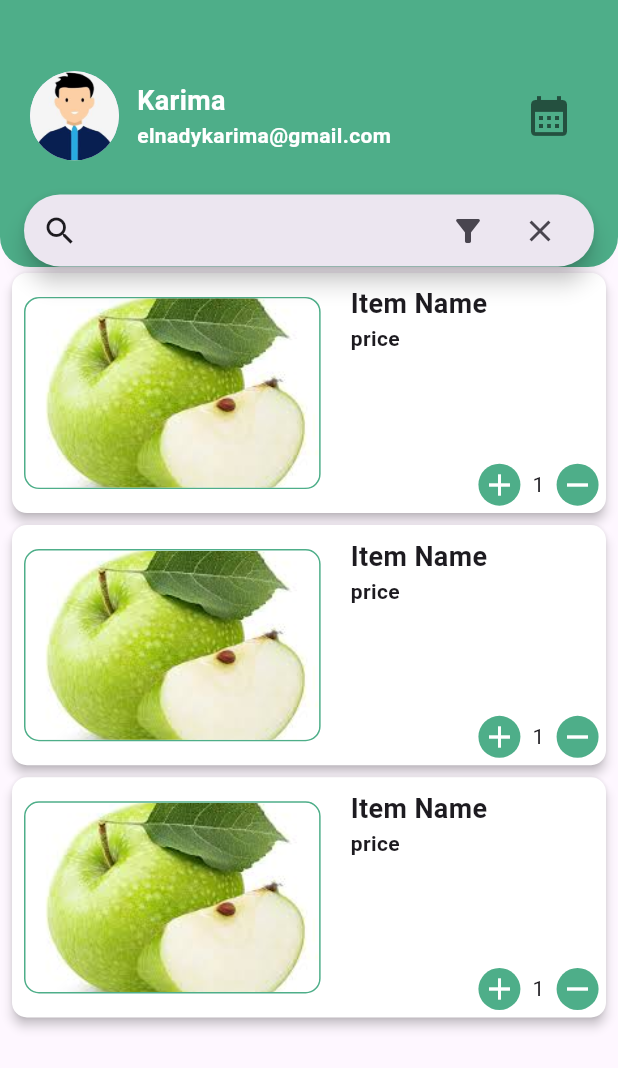
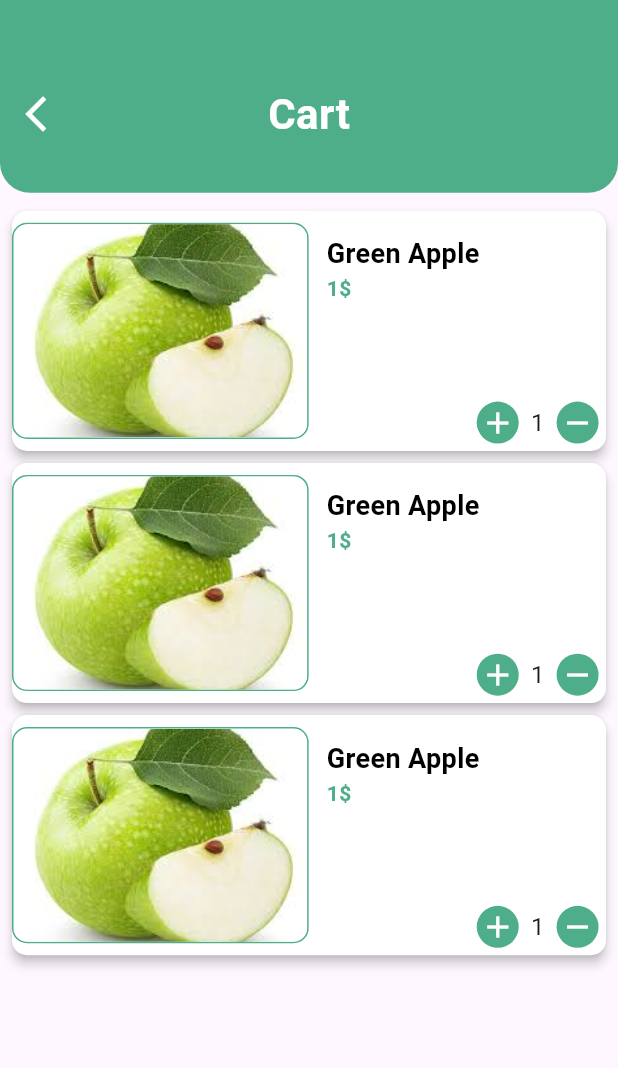
Before and after one commit to KarimaMahmoud626/Meal-Planning-App, a Flutter app: the CartView screen opened directly, on a phone screen of 412 x 824 dp. Shown: the top 1068 px of the screen. Run offline on Flutter 3.47's test engine with Material 3 defaults, Android fonts, the phone set to English and light mode, and no system bars; our stand-ins replace cloud_firestore, dartz, dots_indicator, firebase_auth, firebase_core, flutter_bloc and 5 more; missing offline and left inert: dart:ffi, flutter_facebook_auth, font_awesome_icon_class; accounts and stored records are empty.

Commit message:
refactor some widgets

```diff
--- /dev/null
+++ b/lib/core/widgets/custom_app_bar.dart
@@ -0,0 +1,106 @@
+import 'package:flutter/material.dart';
+import 'package:meal_planning_app/core/constants.dart';
+import 'package:meal_planning_app/core/utils/size_config.dart';
+import 'package:meal_planning_app/core/widgets/space_widget.dart';
+import 'package:meal_planning_app/core/widgets/custom_search_bar.dart';
+import 'package:meal_planning_app/core/widgets/user_profile.dart';
+
+class CustomAppBar extends StatelessWidget implements PreferredSizeWidget {
+  const CustomAppBar({super.key});
+
+  @override
+  Widget build(BuildContext context) {
+    return Container(
+      decoration: BoxDecoration(
+        color: kMainColor,
+        borderRadius: BorderRadius.only(
+          bottomLeft: Radius.circular(20),
+          bottomRight: Radius.circular(20),
+        ),
+      ),
+      child: Padding(
+        padding: const EdgeInsets.all(8.0),
+        child: Column(
+          crossAxisAlignment: CrossAxisAlignment.start,
+          children: [
+            VerticalSpace(4),
+            Row(
+              children: [
+                UserProfile(),
+                HorizontalSpace(7),
+                IconButton(
+                  onPressed: () {},
+                  icon: Icon(
+                    Icons.calendar_month,
+                    size: 32,
+                    color: Colors.black54,
+                  ),
+                ),
+              ],
+            ),
+            VerticalSpace(1.5),
+            CustomSearchBar(),
+          ],
+        ),
+      ),
+    );
+  }
+
+  @override
+  Size get preferredSize => Size.fromHeight(SizeConfig.defaultSize! * 18);
+}
+
+class SimpleAppBar extends StatelessWidget implements PreferredSizeWidget {
+  const SimpleAppBar({super.key, required this.pageName});
+
+  final String pageName;
+
+  @override
+  Widget build(BuildContext context) {
+    return SizedBox(
+      height: SizeConfig.defaultSize! * 13,
+      child: Container(
+        decoration: BoxDecoration(
+          color: kMainColor,
+          borderRadius: BorderRadius.only(
+            bottomLeft: Radius.circular(20),
+            bottomRight: Radius.circular(20),
+          ),
+        ),
+        child: Padding(
+          padding: const EdgeInsets.only(top: 24.0),
+          child: Row(
+            children: [
+              IconButton(
+                onPressed: () {},
+                icon: Icon(
+                  Icons.arrow_back_ios_new,
+                  size: 28,
+                  color: Colors.white,
+                ),
+              ),
+              Expanded(
+                child: Center(
+                  child: Text(
+                    pageName,
+                    style: const TextStyle(
+                      fontSize: 28,
+                      color: Colors.white,
+                      fontWeight: FontWeight.bold,
+                    ),
+                    overflow: TextOverflow.ellipsis,
+                    maxLines: 1,
+                  ),
+                ),
+              ),
+              const SizedBox(width: 48),
+            ],
+          ),
+        ),
+      ),
+    );
+  }
+
+  @override
+  Size get preferredSize => Size.fromHeight(SizeConfig.defaultSize! * 16);
+}
--- /dev/null
+++ b/lib/core/widgets/int_counter.dart
@@ -0,0 +1,27 @@
+import 'package:flutter/material.dart';
+import 'package:meal_planning_app/core/constants.dart';
+import 'package:meal_planning_app/core/widgets/custom_icon_button.dart';
+
+class IntCounter extends StatelessWidget {
+  const IntCounter({super.key});
+
+  @override
+  Widget build(BuildContext context) {
+    return Row(
+      spacing: 8,
+      children: [
+        CustomIconButton(
+          icon: Icons.add,
+          iconColor: Color(0xFFFFFFFF),
+          buttonColor: kMainColor,
+        ),
+        Text('1', style: TextStyle(fontSize: 16)),
+        CustomIconButton(
+          icon: Icons.remove,
+          iconColor: Color(0xFFFFFFFF),
+          buttonColor: kMainColor,
+        ),
+      ],
+    );
+  }
+}
--- /dev/null
+++ b/lib/core/widgets/rounded_rectangle_image_container.dart
@@ -0,0 +1,48 @@
+import 'package:flutter/material.dart';
+import 'package:meal_planning_app/core/constants.dart';
+import 'package:meal_planning_app/core/utils/size_config.dart';
+
+class RoundedRectangleImageContainer extends StatelessWidget {
+  const RoundedRectangleImageContainer({
+    super.key,
+    this.image,
+    this.height = 11,
+    this.width = 20,
+    this.borderRadius = 10,
+  });
+
+  final String? image;
+  final double height;
+  final double width;
+  final double borderRadius;
+
+  @override
+  Widget build(BuildContext context) {
+    final double finalHeight = height * SizeConfig.defaultSize!;
+    final double finalWidth = width * SizeConfig.defaultSize!;
+
+    return Container(
+      height: finalHeight,
+      width: finalWidth,
+      decoration: BoxDecoration(
+        borderRadius: BorderRadius.circular(borderRadius),
+        border: Border.all(color: kMainColor),
+      ),
+      child: ClipRRect(
+        borderRadius: BorderRadius.circular(borderRadius),
+        child:
+            image != null
+                ? Image.asset(
+                  image!,
+                  fit: BoxFit.cover,
+                  width: finalWidth,
+                  height: finalHeight,
+                )
+                : Container(
+                  color: Colors.grey[300],
+                  child: const Icon(Icons.image_not_supported),
+                ),
+      ),
+    );
+  }
+}
--- a/lib/features/home/presentation/pages/grocerry/widgets/user_profile.dart
+++ b/lib/core/widgets/user_profile.dart
@@ -1,6 +1,6 @@
 import 'package:flutter/material.dart';
 import 'package:meal_planning_app/core/widgets/custom_title_subtitle.dart';
-import 'package:meal_planning_app/features/home/presentation/pages/grocerry/widgets/user_avatar.dart';
+import 'package:meal_planning_app/core/widgets/user_avatar.dart';
 
 class UserProfile extends StatelessWidget {
   const UserProfile({super.key});
--- a/lib/features/home/presentation/pages/cart/cart_view.dart
+++ b/lib/features/home/presentation/pages/cart/cart_view.dart
@@ -1,12 +1,15 @@
 import 'package:flutter/material.dart';
 import 'package:meal_planning_app/features/home/presentation/pages/cart/widgets/cart_view_body.dart';
-import 'package:meal_planning_app/features/home/presentation/pages/grocerry/widgets/custom_app_bar.dart';
+import 'package:meal_planning_app/core/widgets/custom_app_bar.dart';
 
 class CartView extends StatelessWidget {
   const CartView({super.key});
 
   @override
   Widget build(BuildContext context) {
-    return Scaffold(appBar: CustomAppBar(), body: CartViewBody());
+    return Scaffold(
+      appBar: SimpleAppBar(pageName: 'Cart'),
+      body: CartViewBody(),
+    );
   }
 }
--- a/lib/features/home/presentation/pages/cart/widgets/cart_view_body.dart
+++ b/lib/features/home/presentation/pages/cart/widgets/cart_view_body.dart
@@ -6,14 +6,21 @@ class CartViewBody extends StatelessWidget {
 
   @override
   Widget build(BuildContext context) {
-    return ListView.builder(
+    return Padding(
+      padding: const EdgeInsets.symmetric(vertical: 8.0),
+      child: ListView.builder(
         itemCount: 3,
         itemBuilder: (context, index) {
           return Padding(
             padding: const EdgeInsets.symmetric(horizontal: 4.0),
-          child: CartViewItemCard(),
+            child: CartViewItemCard(
+              itemName: 'Green Apple',
+              price: '1\$',
+              image: 'assets/images/green apple.jpeg',
+            ),
           );
         },
+      ),
     );
   }
 }
--- a/lib/features/home/presentation/pages/cart/widgets/cart_view_item_card.dart
+++ b/lib/features/home/presentation/pages/cart/widgets/cart_view_item_card.dart
@@ -1,13 +1,21 @@
 import 'package:flutter/material.dart';
 import 'package:meal_planning_app/core/constants.dart';
 import 'package:meal_planning_app/core/utils/size_config.dart';
-import 'package:meal_planning_app/core/widgets/custom_icon_button.dart';
 import 'package:meal_planning_app/core/widgets/custom_title_subtitle.dart';
-import 'package:meal_planning_app/core/widgets/space_widget.dart';
-import 'package:meal_planning_app/features/home/presentation/pages/grocerry/widgets/rounded_rectangle_image_container.dart';
+import 'package:meal_planning_app/core/widgets/int_counter.dart';
+import 'package:meal_planning_app/core/widgets/rounded_rectangle_image_container.dart';
 
 class CartViewItemCard extends StatelessWidget {
-  const CartViewItemCard({super.key});
+  const CartViewItemCard({
+    super.key,
+    required this.itemName,
+    required this.price,
+    required this.image,
+  });
+
+  final String itemName;
+  final String price;
+  final String image;
 
   @override
   Widget build(BuildContext context) {
@@ -24,33 +32,23 @@ class CartViewItemCard extends StatelessWidget {
               padding: const EdgeInsets.symmetric(vertical: 8.0),
               child: Row(
                 children: [
-                  RoundedRectangleImageContainer(
-                    height: 16,
-                    image: 'assets/images/green apple.jpeg',
+                  RoundedRectangleImageContainer(height: 16, image: image),
+                  Padding(
+                    padding: const EdgeInsets.symmetric(vertical: 8.0),
+                    child: CustomTitleSubtitle(
+                      title: itemName,
+                      subTitle: price,
+                      titleColor: Colors.black,
+                      subTitleColor: kMainColor,
+                    ),
                   ),
-                  CustomTitleSubtitle(title: 'Item Name', subTitle: 'price'),
                 ],
               ),
             ),
             Positioned(
               bottom: SizeConfig.defaultSize! * 0.5,
               right: SizeConfig.defaultSize! * 0.5,
-              child: Row(
-                spacing: 8,
-                children: [
-                  CustomIconButton(
-                    icon: Icons.add,
-                    iconColor: Color(0xFFFFFFFF),
-                    buttonColor: kMainColor,
-                  ),
-                  Text('1'),
-                  CustomIconButton(
-                    icon: Icons.remove,
-                    iconColor: Color(0xFFFFFFFF),
-                    buttonColor: kMainColor,
-                  ),
-                ],
-              ),
+              child: IntCounter(),
             ),
           ],
         ),
--- a/lib/features/home/presentation/pages/favorites/favorite_items_view.dart
+++ b/lib/features/home/presentation/pages/favorites/favorite_items_view.dart
@@ -1,5 +1,5 @@
 import 'package:flutter/material.dart';
-import 'package:meal_planning_app/features/home/presentation/pages/grocerry/widgets/custom_app_bar.dart';
+import 'package:meal_planning_app/core/widgets/custom_app_bar.dart';
 
 class FavoriteItemsView extends StatelessWidget {
   const FavoriteItemsView({super.key});
@@ -7,7 +7,7 @@ class FavoriteItemsView extends StatelessWidget {
   @override
   Widget build(BuildContext context) {
     return Scaffold(
-      appBar: CustomAppBar(),
+      appBar: SimpleAppBar(pageName: 'Favorites'),
       // bottomNavigationBar: BottomNavBar(),
     );
   }
--- a/lib/features/home/presentation/pages/grocerry/home_view.dart
+++ b/lib/features/home/presentation/pages/grocerry/home_view.dart
@@ -1,5 +1,5 @@
 import 'package:flutter/material.dart';
-import 'package:meal_planning_app/features/home/presentation/pages/grocerry/widgets/custom_app_bar.dart';
+import 'package:meal_planning_app/core/widgets/custom_app_bar.dart';
 import 'package:meal_planning_app/features/home/presentation/pages/grocerry/widgets/home_view_body.dart';
 
 class HomeView extends StatelessWidget {
--- a/lib/features/home/presentation/pages/grocerry/widgets/custom_app_bar.dart
+++ /dev/null
@@ -1,51 +0,0 @@
-import 'package:flutter/material.dart';
-import 'package:meal_planning_app/core/constants.dart';
-import 'package:meal_planning_app/core/utils/size_config.dart';
-import 'package:meal_planning_app/core/widgets/space_widget.dart';
-import 'package:meal_planning_app/features/home/presentation/pages/grocerry/widgets/custom_search_bar.dart';
-import 'package:meal_planning_app/features/home/presentation/pages/grocerry/widgets/user_profile.dart';
-
-class CustomAppBar extends StatelessWidget implements PreferredSizeWidget {
-  const CustomAppBar({super.key});
-
-  @override
-  Widget build(BuildContext context) {
-    return Container(
-      decoration: BoxDecoration(
-        color: kMainColor,
-        borderRadius: BorderRadius.only(
-          bottomLeft: Radius.circular(20),
-          bottomRight: Radius.circular(20),
-        ),
-      ),
-      child: Padding(
-        padding: const EdgeInsets.all(8.0),
-        child: Column(
-          crossAxisAlignment: CrossAxisAlignment.start,
-          children: [
-            VerticalSpace(4),
-            Row(
-              children: [
-                UserProfile(),
-                HorizontalSpace(7),
-                IconButton(
-                  onPressed: () {},
-                  icon: Icon(
-                    Icons.calendar_month,
-                    size: 32,
-                    color: Colors.black54,
-                  ),
-                ),
-              ],
-            ),
-            VerticalSpace(1.5),
-            CustomSearchBar(),
-          ],
-        ),
-      ),
-    );
-  }
-
-  @override
-  Size get preferredSize => Size.fromHeight(SizeConfig.defaultSize! * 18);
-}
--- a/lib/features/home/presentation/pages/grocerry/widgets/grocerry_item_card.dart
+++ b/lib/features/home/presentation/pages/grocerry/widgets/grocerry_item_card.dart
@@ -4,7 +4,7 @@ import 'package:meal_planning_app/core/utils/size_config.dart';
 import 'package:meal_planning_app/core/widgets/custom_icon_button.dart';
 import 'package:meal_planning_app/core/widgets/custom_title_subtitle.dart';
 import 'package:meal_planning_app/features/home/presentation/pages/grocerry/widgets/favourite_icon_button.dart';
-import 'package:meal_planning_app/features/home/presentation/pages/grocerry/widgets/rounded_rectangle_image_container.dart';
+import 'package:meal_planning_app/core/widgets/rounded_rectangle_image_container.dart';
 
 class GrocerryItemCard extends StatelessWidget {
   const GrocerryItemCard({super.key});
--- a/lib/features/home/presentation/pages/grocerry/widgets/rounded_rectangle_image_container.dart
+++ /dev/null
@@ -1,42 +0,0 @@
-import 'package:flutter/material.dart';
-import 'package:meal_planning_app/core/constants.dart';
-import 'package:meal_planning_app/core/utils/size_config.dart';
-
-class RoundedRectangleImageContainer extends StatelessWidget {
-  const RoundedRectangleImageContainer({super.key, this.image, this.height});
-
-  final String? image;
-  final double? height;
-
-  @override
-  Widget build(BuildContext context) {
-    return Padding(
-      padding: const EdgeInsets.all(8),
-      child: Container(
-        height:
-            height != null
-                ? (SizeConfig.defaultSize! * height!)
-                : (SizeConfig.defaultSize! * 11),
-        width: (SizeConfig.defaultSize! * 20),
-        constraints: BoxConstraints(),
-        decoration: BoxDecoration(
-          color: Colors.transparent,
-          borderRadius: BorderRadius.circular(10),
-          border: Border.all(color: kMainColor),
-        ),
-        child: ClipRRect(
-          borderRadius: BorderRadius.circular(10),
-          child: Image.asset(
-            image!,
-            fit: BoxFit.cover,
-            width: (SizeConfig.defaultSize! * 20),
-            height:
-                height != null
-                    ? (SizeConfig.defaultSize! * height!)
-                    : (SizeConfig.defaultSize! * 11),
-          ),
-        ),
-      ),
-    );
-  }
-}
```
Also changed, not shown: lib/core/widgets/custom_search_bar.dart (renamed from lib/features/home/presentation/pages/grocerry/widgets/custom_search_bar.dart), lib/core/widgets/user_avatar.dart (renamed from lib/features/home/presentation/pages/grocerry/widgets/user_avatar.dart). Lines whose indentation alone changed are shown as unchanged.
